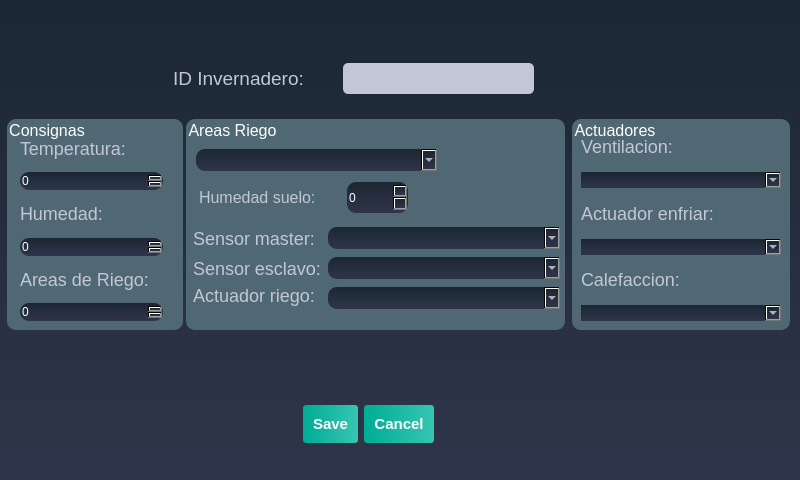
Old version of the form Vista/VAnadirInvernadero.ui in the repository roberkas98/InvernaderoAuto.
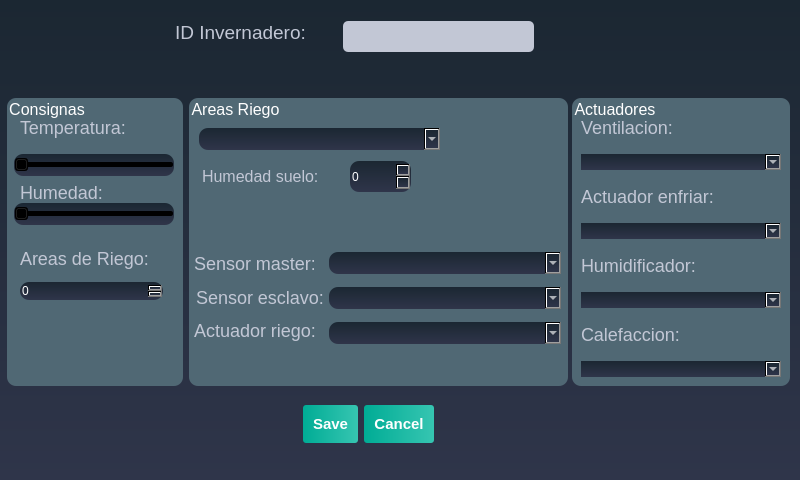
New version of the form. Icons and pictures are not drawn.

Patch:
```diff
--- a/Vista/VAnadirInvernadero.ui
+++ b/Vista/VAnadirInvernadero.ui
@@ -505,8 +505,8 @@
   <widget class="QLabel" name="label">
    <property name="geometry">
     <rect>
-     <x>173</x>
-     <y>53</y>
+     <x>175</x>
+     <y>7</y>
      <width>161</width>
      <height>51</height>
     </rect>
@@ -519,7 +519,7 @@
    <property name="geometry">
     <rect>
      <x>343</x>
-     <y>63</y>
+     <y>21</y>
      <width>191</width>
      <height>31</height>
     </rect>
@@ -528,10 +528,10 @@
   <widget class="QGroupBox" name="areasRiego">
    <property name="geometry">
     <rect>
-     <x>186</x>
-     <y>119</y>
+     <x>189</x>
+     <y>98</y>
      <width>379</width>
-     <height>211</height>
+     <height>288</height>
     </rect>
    </property>
    <property name="autoFillBackground">
@@ -596,8 +596,8 @@
    <widget class="QComboBox" name="cbSensorMaster">
     <property name="geometry">
      <rect>
-      <x>142</x>
-      <y>108</y>
+      <x>140</x>
+      <y>154</y>
       <width>232</width>
       <height>22</height>
      </rect>
@@ -609,8 +609,8 @@
    <widget class="QLabel" name="label_6">
     <property name="geometry">
      <rect>
-      <x>7</x>
-      <y>109</y>
+      <x>5</x>
+      <y>155</y>
       <width>120</width>
       <height>21</height>
      </rect>
@@ -627,8 +627,8 @@
    <widget class="QComboBox" name="cbSensorEsclavo">
     <property name="geometry">
      <rect>
-      <x>142</x>
-      <y>138</y>
+      <x>140</x>
+      <y>189</y>
       <width>232</width>
       <height>22</height>
      </rect>
@@ -638,7 +638,7 @@
     <property name="geometry">
      <rect>
       <x>7</x>
-      <y>139</y>
+      <y>189</y>
       <width>127</width>
       <height>21</height>
      </rect>
@@ -650,8 +650,8 @@
    <widget class="QComboBox" name="cbActuadorRiego">
     <property name="geometry">
      <rect>
-      <x>142</x>
-      <y>168</y>
+      <x>140</x>
+      <y>224</y>
       <width>232</width>
       <height>22</height>
      </rect>
@@ -660,8 +660,8 @@
    <widget class="QLabel" name="label_8">
     <property name="geometry">
      <rect>
-      <x>7</x>
-      <y>161</y>
+      <x>5</x>
+      <y>217</y>
       <width>134</width>
       <height>31</height>
      </rect>
@@ -675,9 +675,9 @@
    <property name="geometry">
     <rect>
      <x>572</x>
-     <y>119</y>
+     <y>98</y>
      <width>218</width>
-     <height>211</height>
+     <height>288</height>
     </rect>
    </property>
    <property name="styleSheet">
@@ -721,6 +721,16 @@
       </property>
      </widget>
     </item>
+    <item>
+     <widget class="QLabel" name="label_15">
+      <property name="text">
+       <string>&lt;html&gt;&lt;head/&gt;&lt;body&gt;&lt;p&gt;Humidificador:&lt;/p&gt;&lt;/body&gt;&lt;/html&gt;</string>
+      </property>
+     </widget>
+    </item>
+    <item>
+     <widget class="QComboBox" name="cbActuadorHumidificador"/>
+    </item>
     <item>
      <widget class="QLabel" name="label_12">
       <property name="text">
@@ -737,9 +747,9 @@
    <property name="geometry">
     <rect>
      <x>7</x>
-     <y>119</y>
+     <y>98</y>
      <width>176</width>
-     <height>211</height>
+     <height>288</height>
     </rect>
    </property>
    <property name="autoFillBackground">
@@ -761,19 +771,6 @@
      <string>&lt;html&gt;&lt;head/&gt;&lt;body&gt;&lt;p&gt;Humedad:&lt;/p&gt;&lt;/body&gt;&lt;/html&gt;</string>
     </property>
    </widget>
-   <widget class="QSpinBox" name="consignaTemperatura">
-    <property name="geometry">
-     <rect>
-      <x>13</x>
-      <y>53</y>
-      <width>143</width>
-      <height>18</height>
-     </rect>
-    </property>
-    <property name="styleSheet">
-     <string notr="true"/>
-    </property>
-   </widget>
    <widget class="QSpinBox" name="areaRiego">
     <property name="geometry">
      <rect>
@@ -790,22 +787,6 @@
      <number>5</number>
     </property>
    </widget>
-   <widget class="QSpinBox" name="consignaHumedad">
-    <property name="geometry">
-     <rect>
-      <x>13</x>
-      <y>119</y>
-      <width>143</width>
-      <height>18</height>
-     </rect>
-    </property>
-    <property name="maximum">
-     <number>100</number>
-    </property>
-    <property name="singleStep">
-     <number>5</number>
-    </property>
-   </widget>
    <widget class="QLabel" name="label_13">
     <property name="geometry">
      <rect>
@@ -838,6 +819,32 @@
      <string>&lt;html&gt;&lt;head/&gt;&lt;body&gt;&lt;p&gt;Temperatura:&lt;/p&gt;&lt;/body&gt;&lt;/html&gt;</string>
     </property>
    </widget>
+   <widget class="QSlider" name="horizontalSlider">
+    <property name="geometry">
+     <rect>
+      <x>7</x>
+      <y>56</y>
+      <width>160</width>
+      <height>22</height>
+     </rect>
+    </property>
+    <property name="orientation">
+     <enum>Qt::Horizontal</enum>
+    </property>
+   </widget>
+   <widget class="QSlider" name="horizontalSlider_2">
+    <property name="geometry">
+     <rect>
+      <x>7</x>
+      <y>105</y>
+      <width>160</width>
+      <height>22</height>
+     </rect>
+    </property>
+    <property name="orientation">
+     <enum>Qt::Horizontal</enum>
+    </property>
+   </widget>
   </widget>
  </widget>
  <resources>
```
